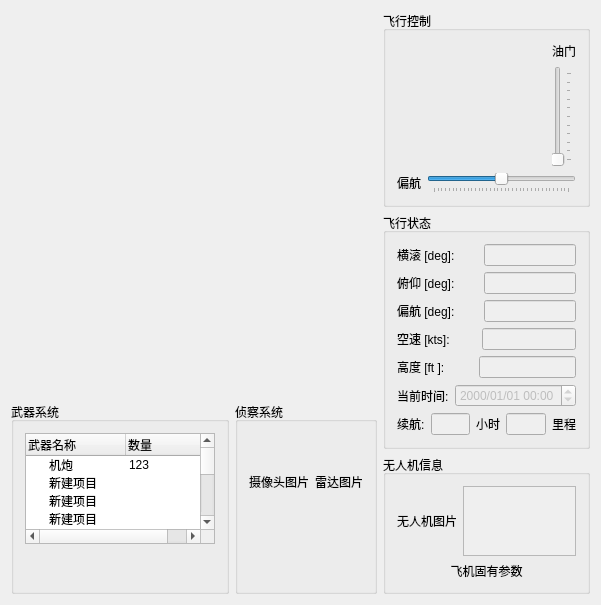
Old version of the form UAV/UAVClient/maindialog.ui in the repository zt900403/UAV.
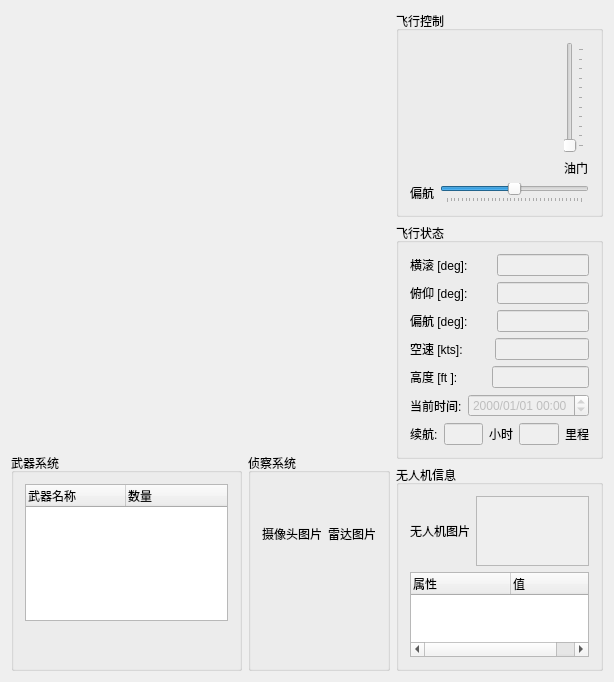
New version of the form. Icons and pictures are not drawn. Custom widgets are drawn as their Qt base class.

What changed in the file:
```diff
--- a/UAV/UAVClient/maindialog.ui
+++ b/UAV/UAVClient/maindialog.ui
@@ -6,8 +6,8 @@
    <rect>
     <x>0</x>
     <y>0</y>
-    <width>601</width>
-    <height>605</height>
+    <width>614</width>
+    <height>682</height>
    </rect>
   </property>
   <property name="windowTitle">
@@ -41,88 +41,10 @@
                 <string>数量</string>
                </property>
               </column>
-              <item>
-               <property name="text">
-                <string>机炮</string>
-               </property>
-               <property name="text">
-                <string>123</string>
-               </property>
-              </item>
-              <item>
-               <property name="text">
-                <string>新建项目</string>
-               </property>
-              </item>
-              <item>
-               <property name="text">
-                <string>新建项目</string>
-               </property>
-              </item>
-              <item>
-               <property name="text">
-                <string>新建项目</string>
-               </property>
-              </item>
-              <item>
-               <property name="text">
-                <string>新建项目</string>
-               </property>
-              </item>
-              <item>
-               <property name="text">
-                <string>新建项目</string>
-               </property>
-              </item>
-              <item>
-               <property name="text">
-                <string>新建项目</string>
-               </property>
-              </item>
-              <item>
-               <property name="text">
-                <string>新建项目</string>
-               </property>
-              </item>
-              <item>
-               <property name="text">
-                <string>新建项目</string>
-               </property>
-              </item>
-              <item>
-               <property name="text">
-                <string>新建项目</string>
-               </property>
-              </item>
-              <item>
-               <property name="text">
-                <string>新建项目</string>
-               </property>
-              </item>
-              <item>
-               <property name="text">
-                <string>新建项目</string>
-               </property>
-              </item>
-              <item>
-               <property name="text">
-                <string>新建项目</string>
-               </property>
-              </item>
-              <item>
-               <property name="text">
-                <string>新建项目</string>
-               </property>
-              </item>
-              <item>
-               <property name="text">
-                <string>新建项目</string>
-               </property>
-              </item>
              </widget>
             </item>
             <item>
-             <layout class="QHBoxLayout" name="horizontalLayout_4">
+             <layout class="QHBoxLayout" name="horizontalLayout_4" stretch="6,1">
               <item>
                <spacer name="horizontalSpacer">
                 <property name="orientation">
@@ -183,7 +105,7 @@
          <property name="title">
           <string>侦察系统</string>
          </property>
-         <layout class="QVBoxLayout" name="verticalLayout" stretch="3,0,1">
+         <layout class="QVBoxLayout" name="verticalLayout" stretch="3,1,1">
           <item>
            <layout class="QHBoxLayout" name="horizontalLayout_2">
             <item>
@@ -236,7 +158,7 @@
     </layout>
    </item>
    <item>
-    <layout class="QVBoxLayout" name="verticalLayout_8" stretch="2,2,1">
+    <layout class="QVBoxLayout" name="verticalLayout_8" stretch="3,2,3">
      <item>
       <widget class="QGroupBox" name="groupBox_5">
        <property name="title">
@@ -250,13 +172,6 @@
           </item>
           <item>
            <layout class="QVBoxLayout" name="verticalLayout_6">
-            <item>
-             <widget class="QLabel" name="label_12">
-              <property name="text">
-               <string>油门</string>
-              </property>
-             </widget>
-            </item>
             <item>
              <widget class="QSlider" name="acceleratorSlider">
               <property name="maximum">
@@ -273,6 +188,13 @@
               </property>
              </widget>
             </item>
+            <item>
+             <widget class="QLabel" name="label_12">
+              <property name="text">
+               <string>油门</string>
+              </property>
+             </widget>
+            </item>
            </layout>
           </item>
          </layout>
@@ -555,7 +477,7 @@
        <property name="title">
         <string>无人机信息</string>
        </property>
-       <layout class="QVBoxLayout" name="verticalLayout_2" stretch="2,1">
+       <layout class="QVBoxLayout" name="verticalLayout_2" stretch="2,0">
         <item>
          <layout class="QHBoxLayout" name="horizontalLayout_12">
           <item>
@@ -575,13 +497,20 @@
          </layout>
         </item>
         <item>
-         <widget class="QLabel" name="label_11">
-          <property name="text">
-           <string>飞机固有参数</string>
+         <widget class="QTreeWidget" name="uavTreeWidget">
+          <property name="enabled">
+           <bool>true</bool>
           </property>
-          <property name="alignment">
-           <set>Qt::AlignCenter</set>
-          </property>
+          <column>
+           <property name="text">
+            <string>属性</string>
+           </property>
+          </column>
+          <column>
+           <property name="text">
+            <string>值</string>
+           </property>
+          </column>
          </widget>
         </item>
        </layout>
```
Left out of the diff: 2 changed lines with no effect on the pictures.
